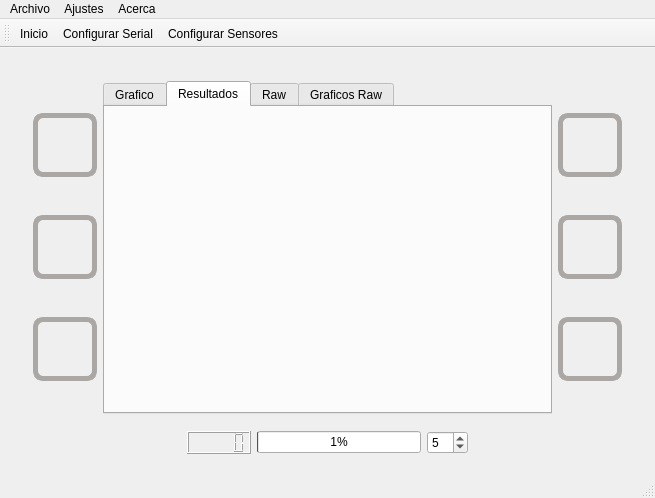
Qt form mainwindow.ui (hectorda/Bio-Feedback) before a commit.
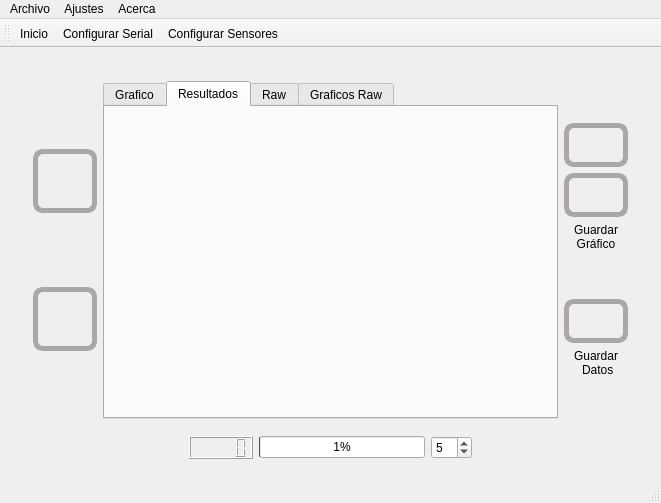
The same form after that commit. The open tabs and pages were chosen to show the change. Icons and pictures are not drawn. Custom widgets are drawn as their Qt base class.

Commit message: Añadido Spacer y Labels uff

Diff of the .ui file:
```diff
--- a/mainwindow.ui
+++ b/mainwindow.ui
@@ -6,8 +6,8 @@
    <rect>
     <x>0</x>
     <y>0</y>
-    <width>655</width>
-    <height>498</height>
+    <width>661</width>
+    <height>503</height>
    </rect>
   </property>
   <property name="windowTitle">
@@ -597,8 +597,8 @@
             </widget>
            </item>
            <item row="0" column="2">
-            <layout class="QGridLayout" name="gridLayout_5">
-             <item row="3" column="0">
+            <layout class="QGridLayout" name="gridLayoutBotonesDerechos">
+             <item row="6" column="0">
               <widget class="QPushButton" name="pushButtonGuardarMuestras">
                <property name="maximumSize">
                 <size>
@@ -625,6 +625,33 @@
               </widget>
              </item>
              <item row="1" column="0">
+              <widget class="QPushButton" name="pushButtonDetenerPrueba">
+               <property name="maximumSize">
+                <size>
+                 <width>64</width>
+                 <height>64</height>
+                </size>
+               </property>
+               <property name="toolTip">
+                <string>Detener Prueba</string>
+               </property>
+               <property name="text">
+                <string/>
+               </property>
+               <property name="icon">
+                <iconset>
+                 <normalon>:/images/stop.png</normalon>
+                </iconset>
+               </property>
+               <property name="iconSize">
+                <size>
+                 <width>48</width>
+                 <height>48</height>
+                </size>
+               </property>
+              </widget>
+             </item>
+             <item row="2" column="0">
               <widget class="QPushButton" name="pushButtonGuardarImagen">
                <property name="sizePolicy">
                 <sizepolicy hsizetype="Fixed" vsizetype="Fixed">
@@ -659,30 +686,64 @@
                </property>
               </widget>
              </item>
+             <item row="9" column="0">
+              <spacer name="verticalSpacer_6">
+               <property name="orientation">
+                <enum>Qt::Vertical</enum>
+               </property>
+               <property name="sizeHint" stdset="0">
+                <size>
+                 <width>20</width>
+                 <height>40</height>
+                </size>
+               </property>
+              </spacer>
+             </item>
              <item row="0" column="0">
-              <widget class="QPushButton" name="pushButtonDetenerPrueba">
-               <property name="maximumSize">
+              <spacer name="verticalSpacer_5">
+               <property name="orientation">
+                <enum>Qt::Vertical</enum>
+               </property>
+               <property name="sizeHint" stdset="0">
                 <size>
-                 <width>64</width>
-                 <height>64</height>
+                 <width>20</width>
+                 <height>40</height>
                 </size>
                </property>
-               <property name="toolTip">
-                <string>Detener Prueba</string>
+              </spacer>
+             </item>
+             <item row="4" column="0">
+              <spacer name="verticalSpacerEntreBotones">
+               <property name="orientation">
+                <enum>Qt::Vertical</enum>
                </property>
+               <property name="sizeHint" stdset="0">
+                <size>
+                 <width>20</width>
+                 <height>40</height>
+                </size>
+               </property>
+              </spacer>
+             </item>
+             <item row="8" column="0">
+              <widget class="QLabel" name="labelGuardarMuestras">
                <property name="text">
-                <string/>
+                <string>Guardar
+ Datos</string>
                </property>
-               <property name="icon">
-                <iconset>
-                 <normalon>:/images/stop.png</normalon>
-                </iconset>
+               <property name="alignment">
+                <set>Qt::AlignCenter</set>
                </property>
-               <property name="iconSize">
-                <size>
-                 <width>48</width>
-                 <height>48</height>
-                </size>
+              </widget>
+             </item>
+             <item row="3" column="0">
+              <widget class="QLabel" name="labelGuardarImagen">
+               <property name="text">
+                <string>Guardar
+Gráfico</string>
+               </property>
+               <property name="alignment">
+                <set>Qt::AlignCenter</set>
                </property>
               </widget>
              </item>
@@ -742,29 +803,6 @@
                </property>
               </widget>
              </item>
-             <item>
-              <widget class="QPushButton" name="pushButtonResultados">
-               <property name="maximumSize">
-                <size>
-                 <width>64</width>
-                 <height>64</height>
-                </size>
-               </property>
-               <property name="text">
-                <string/>
-               </property>
-               <property name="icon">
-                <iconset resource="images.qrc">
-                 <normaloff>:/images/results_icon.png</normaloff>:/images/results_icon.png</iconset>
-               </property>
-               <property name="iconSize">
-                <size>
-                 <width>48</width>
-                 <height>48</height>
-                </size>
-               </property>
-              </widget>
-             </item>
             </layout>
            </item>
           </layout>
@@ -852,7 +890,7 @@
     <rect>
      <x>0</x>
      <y>0</y>
-     <width>655</width>
+     <width>661</width>
      <height>21</height>
     </rect>
    </property>
```
Left out of the diff: 17 changed lines with no effect on the pictures. The commit also changes 3 other files.
